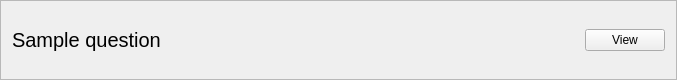
Above: src/views/ui/taskButton.ui from adibozzhanov/LeProgram before the change. Below: the same form after it.
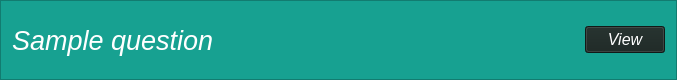
That is the form after the change.

The edit to the form file:
```diff
--- a/src/views/ui/taskButton.ui
+++ b/src/views/ui/taskButton.ui
@@ -31,6 +31,10 @@
   <property name="windowTitle">
    <string>Frame</string>
   </property>
+  <property name="styleSheet">
+   <string notr="true">background-color: rgb(23, 161, 145);
+color: rgb(255, 255, 255);</string>
+  </property>
   <property name="frameShape">
    <enum>QFrame::StyledPanel</enum>
   </property>
@@ -39,7 +43,11 @@
     <widget class="QLabel" name="taskNameLabel">
      <property name="font">
       <font>
-       <pointsize>15</pointsize>
+       <family>Helvetica Neue</family>
+       <pointsize>20</pointsize>
+       <weight>50</weight>
+       <italic>true</italic>
+       <bold>false</bold>
       </font>
      </property>
      <property name="text">
@@ -81,6 +89,18 @@
    </item>
    <item>
     <widget class="QPushButton" name="viewButton">
+     <property name="font">
+      <font>
+       <family>Helvetica Neue</family>
+       <pointsize>12</pointsize>
+       <italic>true</italic>
+      </font>
+     </property>
+     <property name="styleSheet">
+      <string notr="true">background-color: rgb(24, 35, 32);
+color: rgb(255, 255, 255);
+</string>
+     </property>
      <property name="text">
       <string>View</string>
      </property>
```
